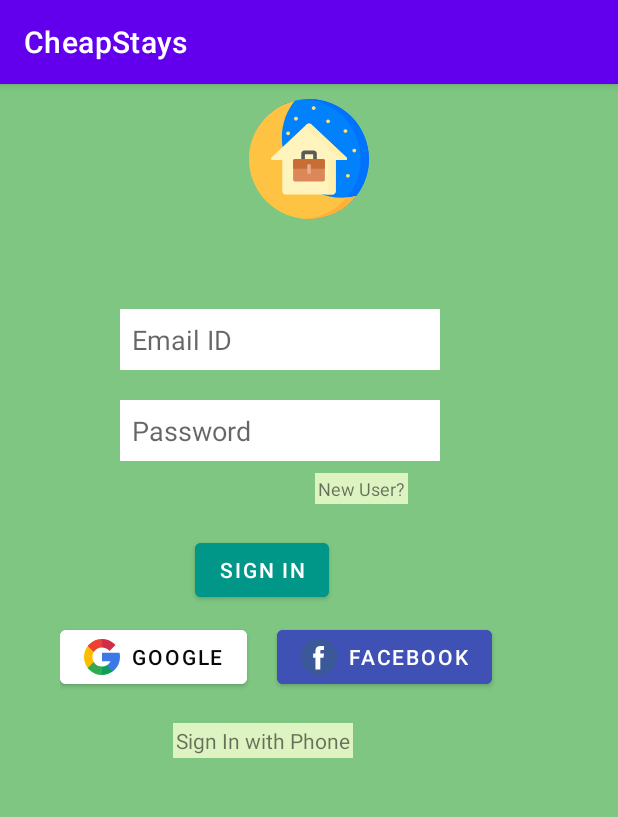
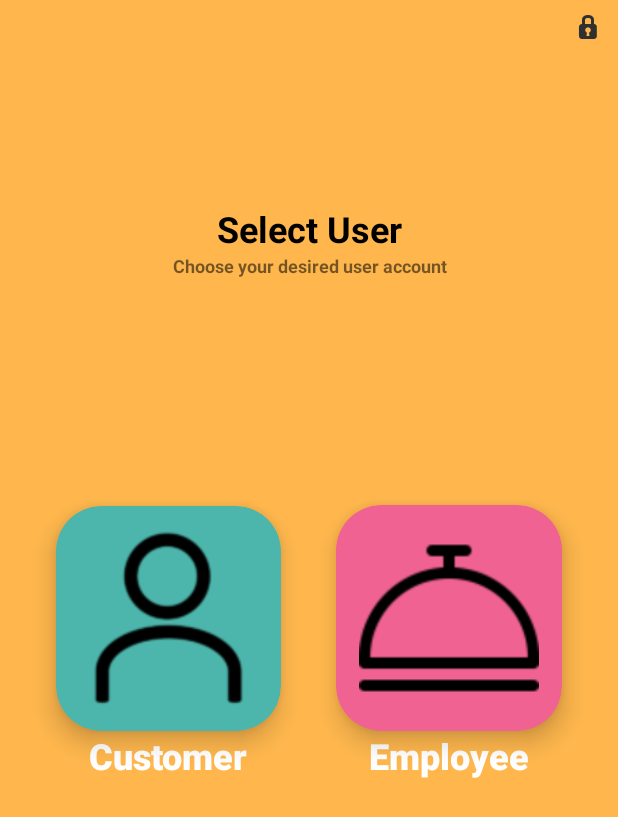
Before and after one commit to DarkseidAM/CheapStays, an Android app: the screen it shows after launch once a user with an empty profile is signed in (SignInActivity before the commit, StartUpActivity after it), on a phone screen of 412 x 824 dp. Shown: the top 817 px of the screen. Run offline under Robolectric (Android 15) with nearby library versions, the phone set to English and light mode, and no system bars.

Commit message:
Start up screen created

```diff
--- a/app/src/main/AndroidManifest.xml
+++ b/app/src/main/AndroidManifest.xml
@@ -9,9 +9,10 @@
         android:roundIcon="@mipmap/ic_launcher_round"
         android:supportsRtl="true"
         android:theme="@style/Theme.CheapStays">
+        <activity android:name=".view.StartUpActivity"></activity>
         <activity
             android:name=".view.UserActivity"
-            android:label="@string/title_activity_user"/>
+            android:label="@string/title_activity_user" />
         <activity android:name=".view.SignInActivity" />
         <activity android:name=".view.SignUpActivity" />
         <activity android:name=".view.MainActivity">
--- a/app/src/main/java/com/cg/cheapstays/model/Users.kt
+++ b/app/src/main/java/com/cg/cheapstays/model/Users.kt
@@ -1,5 +1,5 @@
 package com.cg.cheapstays.model
 
-data class Users (val name:String, val email:String){
-    constructor() : this("","")
+data class Users (val name:String, val email:String, val userType : String){
+    constructor() : this("","","")
 }
--- a/app/src/main/java/com/cg/cheapstays/view/MainActivity.kt
+++ b/app/src/main/java/com/cg/cheapstays/view/MainActivity.kt
@@ -16,7 +16,7 @@ class MainActivity : AppCompatActivity() {
         supportActionBar?.hide()
         CoroutineScope(Dispatchers.Main).launch{
             delay(1000)
-            startActivity(Intent(this@MainActivity,SignInActivity::class.java))
+            startActivity(Intent(this@MainActivity,StartUpActivity::class.java))
             finish()
         }
 
--- a/app/src/main/java/com/cg/cheapstays/view/SignUpActivity.kt
+++ b/app/src/main/java/com/cg/cheapstays/view/SignUpActivity.kt
@@ -15,6 +15,7 @@ class SignUpActivity : AppCompatActivity() {
 
     lateinit var fDatabase : FirebaseDatabase
     lateinit var fAuth : FirebaseAuth
+    lateinit var type : String
 
     override fun onCreate(savedInstanceState: Bundle?) {
         super.onCreate(savedInstanceState)
@@ -24,6 +25,9 @@ class SignUpActivity : AppCompatActivity() {
 
         fDatabase = FirebaseDatabase.getInstance()
         fAuth = FirebaseAuth.getInstance()
+
+        val intent = intent
+        type = intent.getStringExtra("type")!!
 
         signUpBtn.setOnClickListener{
             if(emailE.text.isNullOrEmpty() || passwordE.text.isNullOrEmpty()){
@@ -44,7 +48,7 @@ class SignUpActivity : AppCompatActivity() {
     private fun doSignUp() {
         fAuth.createUserWithEmailAndPassword(emailE.text.toString(),passwordE.text.toString()).addOnCompleteListener{
             if(it.isSuccessful){
-                val users = Users(nameE.text.toString(),emailE.text.toString())
+                val users = Users(nameE.text.toString(),emailE.text.toString(),type)
                 val id = it.result?.user?.uid
                 fDatabase.reference.child("users").child(id!!).setValue(users)
                 Toast.makeText(this,"Registration Successful",Toast.LENGTH_LONG).show() }
--- /dev/null
+++ b/app/src/main/java/com/cg/cheapstays/view/StartUpActivity.kt
@@ -0,0 +1,41 @@
+package com.cg.cheapstays.view
+
+import android.content.Intent
+import androidx.appcompat.app.AppCompatActivity
+import android.os.Bundle
+import android.widget.Toast
+import androidx.annotation.NonNull
+import com.cg.cheapstays.R
+import kotlinx.android.synthetic.main.activity_start_up.*
+
+class StartUpActivity : AppCompatActivity() {
+    override fun onCreate(savedInstanceState: Bundle?) {
+        super.onCreate(savedInstanceState)
+        setContentView(R.layout.activity_start_up)
+
+        supportActionBar?.hide()
+        // TODO to implement automatic sign in
+        userCV.setOnClickListener{
+            val intent = Intent(this,SignInActivity::class.java)
+            intent.putExtra("type","user")
+            startActivity(intent)
+            finish()
+        }
+
+        hotelCV.setOnClickListener{
+            val intent = Intent(this,SignInActivity::class.java)
+            intent.putExtra("type","employee")
+            startActivity(intent)
+            finish()
+        }
+
+        startupAdminB.setOnClickListener{
+            val intent = Intent(this,SignInActivity::class.java)
+            intent.putExtra("type","admin")
+            startActivity(intent)
+            finish()
+        }
+
+
+    }
+}
--- a/app/src/main/res/layout/activity_sign_in.xml
+++ b/app/src/main/res/layout/activity_sign_in.xml
@@ -5,10 +5,9 @@
     android:layout_width="match_parent"
     android:layout_height="match_parent"
     android:background="#7EC681"
+    android:gravity="center_vertical"
     android:orientation="vertical"
     android:padding="10dp"
-    android:paddingStart="30dp"
-    android:paddingEnd="30dp"
     tools:context=".view.SignInActivity">
 
     <ImageView
@@ -21,7 +20,7 @@
         android:id="@+id/emailLoginE"
         android:layout_width="wrap_content"
         android:layout_height="wrap_content"
-        android:layout_marginStart="50dp"
+        android:layout_gravity="center"
         android:layout_marginTop="60dp"
         android:background="#FFFFFF"
         android:ems="10"
@@ -33,7 +32,7 @@
         android:id="@+id/passwordLoginE"
         android:layout_width="wrap_content"
         android:layout_height="wrap_content"
-        android:layout_marginStart="50dp"
+        android:layout_gravity="center"
         android:layout_marginTop="20dp"
         android:background="#FFFFFF"
         android:ems="10"
@@ -45,25 +44,46 @@
         android:id="@+id/NewUserT"
         android:layout_width="wrap_content"
         android:layout_height="wrap_content"
-        android:layout_marginStart="180dp"
+        android:layout_gravity="center_horizontal"
         android:layout_marginTop="8dp"
-        android:background="@color/textBG"
+        android:background="#7EC681"
         android:padding="2dp"
         android:text="New User?"
-        android:textSize="12sp" />
+        android:textColor="#BFFF0000"
+        android:textSize="14sp"
+        android:textStyle="bold" />
 
-    <Button
-        android:id="@+id/signInBtn"
+    <LinearLayout
         android:layout_width="wrap_content"
         android:layout_height="wrap_content"
-        android:layout_marginStart="100dp"
-        android:layout_marginTop="20dp"
-        android:backgroundTint="@color/signBtnBG"
-        android:text="Sign In" />
+        android:layout_gravity="center"
+        android:orientation="horizontal">
+
+        <Button
+            android:id="@+id/signInBtn"
+            android:layout_width="wrap_content"
+            android:layout_height="wrap_content"
+            android:layout_gravity="center"
+            android:layout_marginTop="10dp"
+            android:backgroundTint="@color/signBtnBG"
+            android:text="Sign In" />
+
+        <ProgressBar
+            android:id="@+id/progressBar"
+            style="?android:attr/progressBarStyle"
+            android:layout_width="wrap_content"
+            android:layout_height="wrap_content"
+            android:layout_marginLeft="10dp"
+            android:layout_marginTop="10dp"
+            android:layout_weight="1"
+            android:indeterminate="true"
+            android:visibility="gone" />
+    </LinearLayout>
 
     <LinearLayout
         android:layout_width="match_parent"
         android:layout_height="wrap_content"
+        android:gravity="center"
         android:orientation="horizontal"
         android:padding="10dp">
 
@@ -73,27 +93,21 @@
             android:layout_height="wrap_content"
             android:backgroundTint="@color/white"
             android:drawableLeft="@drawable/ic_google"
-            android:text="Google"
+            android:padding="12dp"
+            android:text="Sign In with Google"
             android:textColor="#090808" />
 
-        <Button
-            android:id="@+id/facebookLoginBtn"
-            android:layout_width="wrap_content"
-            android:layout_height="wrap_content"
-            android:layout_marginStart="20dp"
-            android:backgroundTint="@color/fbBG"
-            android:drawableLeft="@drawable/ic_facebook"
-            android:text="Facebook" />
     </LinearLayout>
 
     <TextView
         android:id="@+id/signInPhoneT"
         android:layout_width="wrap_content"
         android:layout_height="wrap_content"
-        android:layout_marginStart="85dp"
+        android:layout_gravity="center"
         android:layout_marginTop="10dp"
-        android:background="@color/textBG"
+        android:background="#7EC681"
         android:padding="2dp"
-        android:text="Sign In with Phone" />
+        android:text="Sign In with Phone"
+        android:textStyle="bold" />
 
 </LinearLayout>
--- /dev/null
+++ b/app/src/main/res/layout/activity_start_up.xml
@@ -0,0 +1,109 @@
+<?xml version="1.0" encoding="utf-8"?>
+<androidx.constraintlayout.widget.ConstraintLayout xmlns:android="http://schemas.android.com/apk/res/android"
+    xmlns:app="http://schemas.android.com/apk/res-auto"
+    xmlns:tools="http://schemas.android.com/tools"
+    android:layout_width="match_parent"
+    android:layout_height="match_parent"
+    android:background="#FFB74D"
+    tools:context=".view.StartUpActivity">
+    <TextView
+        android:id="@+id/textView8"
+        android:layout_width="wrap_content"
+        android:layout_height="wrap_content"
+        android:text="Select User"
+        android:textColor="@color/black"
+        android:textSize="24sp"
+        android:textStyle="bold"
+        app:layout_constraintBottom_toTopOf="@+id/constraintLayout"
+        app:layout_constraintEnd_toEndOf="parent"
+        app:layout_constraintHorizontal_bias="0.5"
+        app:layout_constraintStart_toStartOf="parent"
+        app:layout_constraintTop_toTopOf="parent" />
+    <TextView
+        android:id="@+id/textView7"
+        android:layout_width="wrap_content"
+        android:layout_height="wrap_content"
+        android:text="Choose your desired user account"
+        android:textSize="12sp"
+        android:textStyle="bold"
+        app:layout_constraintEnd_toEndOf="@+id/textView8"
+        app:layout_constraintStart_toStartOf="@+id/textView8"
+        app:layout_constraintTop_toBottomOf="@+id/textView8" />
+    <androidx.constraintlayout.widget.ConstraintLayout
+        android:id="@+id/constraintLayout"
+        android:layout_width="match_parent"
+        android:layout_height="wrap_content"
+        app:layout_constraintBottom_toBottomOf="parent"
+        app:layout_constraintEnd_toEndOf="parent"
+        app:layout_constraintHorizontal_bias="0.5"
+        app:layout_constraintStart_toStartOf="parent"
+        app:layout_constraintTop_toTopOf="parent">
+        <TextView
+            android:id="@+id/textView5"
+            android:layout_width="wrap_content"
+            android:layout_height="wrap_content"
+            android:fontFamily="sans-serif-black"
+            android:text="Employee"
+            android:textColor="@color/white"
+            android:textSize="24sp"
+            app:layout_constraintEnd_toEndOf="@+id/hotelCV"
+            app:layout_constraintStart_toStartOf="@+id/hotelCV"
+            app:layout_constraintTop_toBottomOf="@+id/hotelCV" />
+        <androidx.cardview.widget.CardView
+            android:id="@+id/userCV"
+            android:layout_width="wrap_content"
+            android:layout_height="wrap_content"
+            app:cardBackgroundColor="#4DB6AC"
+            app:cardCornerRadius="30dp"
+            app:cardElevation="10dp"
+            app:layout_constraintBottom_toBottomOf="parent"
+            app:layout_constraintEnd_toStartOf="@+id/hotelCV"
+            app:layout_constraintHorizontal_bias="0.5"
+            app:layout_constraintStart_toStartOf="parent"
+            app:layout_constraintTop_toTopOf="parent">
+
+            <ImageView
+                android:layout_width="150dp"
+                android:layout_height="150dp"
+                app:srcCompat="@drawable/hotel_user_image" />
+        </androidx.cardview.widget.CardView>
+        <androidx.cardview.widget.CardView
+            android:id="@+id/hotelCV"
+            android:layout_width="wrap_content"
+            android:layout_height="wrap_content"
+            app:cardBackgroundColor="#F06292"
+            app:cardCornerRadius="30dp"
+            app:cardElevation="10dp"
+            app:layout_constraintBottom_toBottomOf="parent"
+            app:layout_constraintEnd_toEndOf="parent"
+            app:layout_constraintHorizontal_bias="0.5"
+            app:layout_constraintStart_toEndOf="@+id/userCV"
+            app:layout_constraintTop_toTopOf="parent">
+
+            <ImageView
+                android:layout_width="120dp"
+                android:layout_height="120dp"
+                android:layout_margin="15dp"
+                app:srcCompat="@drawable/basic_user_image" />
+        </androidx.cardview.widget.CardView>
+        <TextView
+            android:id="@+id/textView4"
+            android:layout_width="wrap_content"
+            android:layout_height="wrap_content"
+            android:fontFamily="sans-serif-black"
+            android:text="Customer"
+            android:textColor="@color/white"
+            android:textSize="24sp"
+            app:layout_constraintEnd_toEndOf="@+id/userCV"
+            app:layout_constraintStart_toStartOf="@+id/userCV"
+            app:layout_constraintTop_toBottomOf="@+id/userCV" />
+    </androidx.constraintlayout.widget.ConstraintLayout>
+    <ImageButton
+        android:id="@+id/startupAdminB"
+        android:layout_width="wrap_content"
+        android:layout_height="wrap_content"
+        android:backgroundTint="#FFB74D"
+        app:layout_constraintEnd_toEndOf="parent"
+        app:layout_constraintTop_toTopOf="parent"
+        app:srcCompat="@android:drawable/ic_secure" />
+</androidx.constraintlayout.widget.ConstraintLayout>
```
Also changed, not shown: app/src/main/java/com/cg/cheapstays/view/SignInActivity.kt (+20 -2 lines), app/src/main/res/layout/activity_sign_up.xml (+21 -25 lines), app/src/main/res/layout/fragment_dashboard.xml (+29 -4 lines), app/src/main/res/layout/fragment_home.xml (+56 -2 lines), app/src/main/res/drawable/basic_user_image.png (added), app/src/main/res/drawable/hotel_user_image.png (added).
